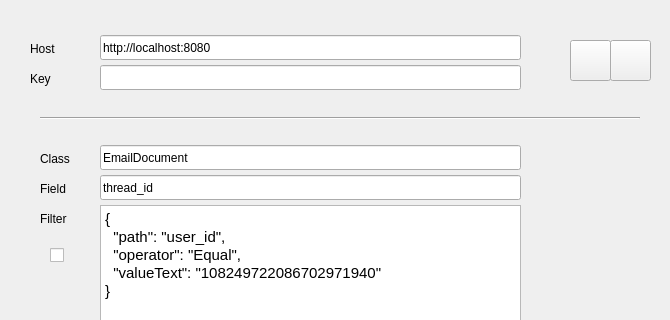
Above: src/ui/main_window.ui from weaviate-git-bot/qteaviatif before the change; both pictures show x 0 to 670 and y 0 to 320 of the 670 by 710 pixel window. Below: the same form after it.
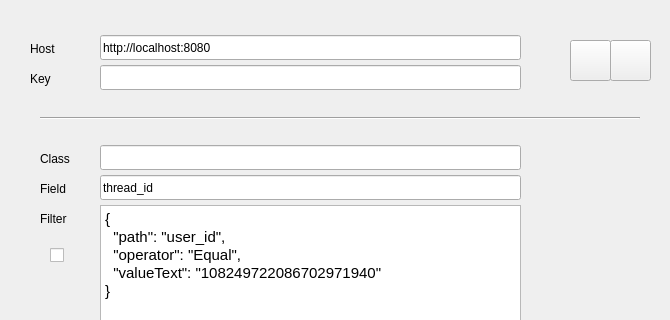
That is the form after the change. Icons and pictures are not drawn.

Commit message: new schema and classes

```diff
--- a/src/ui/main_window.ui
+++ b/src/ui/main_window.ui
@@ -104,7 +104,7 @@
     </rect>
    </property>
    <property name="text">
-    <string>EmailDocument</string>
+    <string/>
    </property>
   </widget>
   <widget class="QPushButton" name="pushButton_count">
```
The commit also changes 2 other files.
